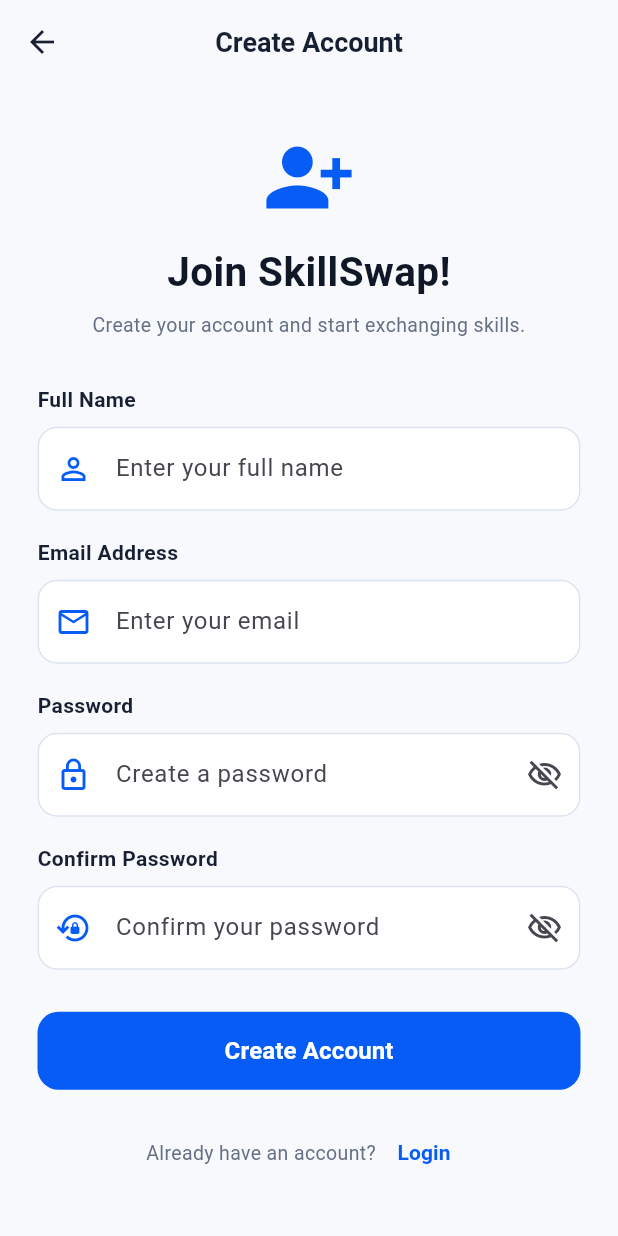
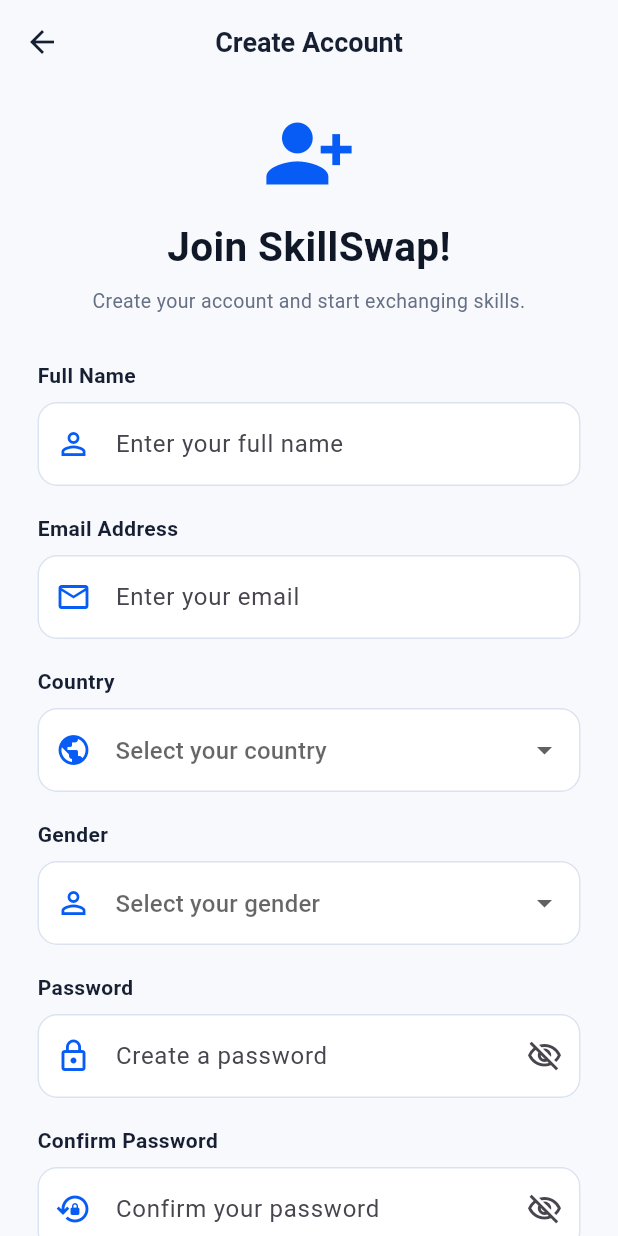
Before and after one commit to mdjahangir424/skillswap, a Flutter app: the SignupScreen screen opened directly, on a phone screen of 412 x 824 dp. Run offline on Flutter 3.47's test engine with Material 3 defaults, Android fonts, the phone set to English and light mode, and no system bars; our stand-ins replace cloud_firestore, firebase_auth, firebase_core, firebase_storage, image_picker; accounts and stored records are empty.

Commit message:
Update signup_screen.dart

```diff
--- a/lib/screens/signup_screen.dart
+++ b/lib/screens/signup_screen.dart
@@ -24,15 +24,88 @@ class _SignupScreenState extends State<SignupScreen> {
   bool _obscureConfirmPassword = true;
   bool _isLoading = false;
 
+  String? _selectedCountryCode;
+  String? _selectedGender;
+
   static const Color primaryBlue = Color(0xFF075CF5);
+
+  static const List<Map<String, String>> _countries = [
+    {'name': 'Bangladesh', 'code': 'BD'},
+    {'name': 'India', 'code': 'IN'},
+    {'name': 'Pakistan', 'code': 'PK'},
+    {'name': 'Nepal', 'code': 'NP'},
+    {'name': 'Sri Lanka', 'code': 'LK'},
+    {'name': 'United States', 'code': 'US'},
+    {'name': 'United Kingdom', 'code': 'GB'},
+    {'name': 'Canada', 'code': 'CA'},
+    {'name': 'Australia', 'code': 'AU'},
+    {'name': 'United Arab Emirates', 'code': 'AE'},
+    {'name': 'Saudi Arabia', 'code': 'SA'},
+    {'name': 'Qatar', 'code': 'QA'},
+    {'name': 'Kuwait', 'code': 'KW'},
+    {'name': 'Oman', 'code': 'OM'},
+    {'name': 'Malaysia', 'code': 'MY'},
+    {'name': 'Singapore', 'code': 'SG'},
+    {'name': 'Indonesia', 'code': 'ID'},
+    {'name': 'Japan', 'code': 'JP'},
+    {'name': 'China', 'code': 'CN'},
+    {'name': 'South Korea', 'code': 'KR'},
+    {'name': 'Turkey', 'code': 'TR'},
+    {'name': 'Germany', 'code': 'DE'},
+    {'name': 'France', 'code': 'FR'},
+    {'name': 'Italy', 'code': 'IT'},
+    {'name': 'Spain', 'code': 'ES'},
+    {'name': 'Netherlands', 'code': 'NL'},
+    {'name': 'South Africa', 'code': 'ZA'},
+    {'name': 'Nigeria', 'code': 'NG'},
+    {'name': 'Brazil', 'code': 'BR'},
+    {'name': 'Mexico', 'code': 'MX'},
+    {'name': 'New Zealand', 'code': 'NZ'},
+    {'name': 'Thailand', 'code': 'TH'},
+    {'name': 'Vietnam', 'code': 'VN'},
+    {'name': 'Philippines', 'code': 'PH'},
+    {'name': 'Ireland', 'code': 'IE'},
+    {'name': 'Sweden', 'code': 'SE'},
+    {'name': 'Switzerland', 'code': 'CH'},
+    {'name': 'Norway', 'code': 'NO'},
+    {'name': 'Russia', 'code': 'RU'},
+    {'name': 'Egypt', 'code': 'EG'},
+  ];
+
+  String _countryFlag(String countryCode) {
+    return countryCode.toUpperCase().codeUnits
+        .map((code) => String.fromCharCode(code + 127397))
+        .join();
+  }
+
+  String get _selectedCountryName {
+    final country = _countries.firstWhere(
+      (item) => item['code'] == _selectedCountryCode,
+      orElse: () => {'name': '', 'code': ''},
+    );
+    return country['name'] ?? '';
+  }
 
   Future<void> _signup() async {
     if (!_formKey.currentState!.validate()) return;
 
+    if (_selectedCountryCode == null) {
+      ScaffoldMessenger.of(context).showSnackBar(
+        const SnackBar(content: Text('Please select your country.')),
+      );
+      return;
+    }
+
+    if (_selectedGender == null) {
+      ScaffoldMessenger.of(context).showSnackBar(
+        const SnackBar(content: Text('Please select your gender.')),
+      );
+      return;
+    }
+
     setState(() => _isLoading = true);
 
     try {
-      // Step 1: Create Firebase Authentication account
       final credential =
           await FirebaseAuth.instance.createUserWithEmailAndPassword(
         email: _emailController.text.trim(),
@@ -47,13 +120,8 @@ class _SignupScreenState extends State<SignupScreen> {
 
       final userName = _nameController.text.trim();
 
-      // Step 2: Update Firebase Auth display name
       await user.updateDisplayName(userName);
 
-      // Step 3: Save user profile in Cloud Firestore
-      bool profileSaved = true;
-
-      try {
       await FirebaseFirestore.instance
           .collection('users')
           .doc(user.uid)
@@ -61,6 +129,9 @@ class _SignupScreenState extends State<SignupScreen> {
         'uid': user.uid,
         'name': userName,
         'email': _emailController.text.trim(),
+        'country': _selectedCountryName,
+        'countryCode': _selectedCountryCode,
+        'gender': _selectedGender,
         'bio': '',
         'photoUrl': '',
         'skillsOffered': [],
@@ -68,15 +139,9 @@ class _SignupScreenState extends State<SignupScreen> {
         'createdAt': FieldValue.serverTimestamp(),
         'updatedAt': FieldValue.serverTimestamp(),
       });
-      } catch (firestoreError) {
-        profileSaved = false;
-      }
 
       if (!mounted) return;
 
-      final messenger = ScaffoldMessenger.of(context);
-
-      // Step 4: Open the main app
       Navigator.pushAndRemoveUntil(
         context,
         MaterialPageRoute(
@@ -84,17 +149,6 @@ class _SignupScreenState extends State<SignupScreen> {
         ),
         (route) => false,
       );
-
-      if (!profileSaved) {
-        messenger.showSnackBar(
-          const SnackBar(
-            content: Text(
-              'Account created, but profile could not be saved. Please contact support.',
-            ),
-            duration: Duration(seconds: 5),
-          ),
-        );
-      }
     } on FirebaseAuthException catch (e) {
       if (!mounted) return;
 
@@ -125,7 +179,9 @@ class _SignupScreenState extends State<SignupScreen> {
 
       ScaffoldMessenger.of(context).showSnackBar(
         const SnackBar(
-          content: Text('Something went wrong. Please try again.'),
+          content: Text(
+            'Account could not be completed. Please try again.',
+          ),
         ),
       );
     } finally {
@@ -178,9 +234,7 @@ class _SignupScreenState extends State<SignupScreen> {
                     color: primaryBlue,
                     size: 62,
                   ),
-
                   const SizedBox(height: 12),
-
                   const Text(
                     'Join SkillSwap!',
                     textAlign: TextAlign.center,
@@ -190,9 +244,7 @@ class _SignupScreenState extends State<SignupScreen> {
                       color: Color(0xFF101828),
                     ),
                   ),
-
                   const SizedBox(height: 7),
-
                   const Text(
                     'Create your account and start exchanging skills.',
                     textAlign: TextAlign.center,
@@ -201,13 +253,10 @@ class _SignupScreenState extends State<SignupScreen> {
                       color: Color(0xFF667085),
                     ),
                   ),
-
                   const SizedBox(height: 30),
 
                   _fieldLabel('Full Name'),
-
                   const SizedBox(height: 8),
-
                   TextFormField(
                     controller: _nameController,
                     textCapitalization: TextCapitalization.words,
@@ -229,9 +278,7 @@ class _SignupScreenState extends State<SignupScreen> {
                   const SizedBox(height: 18),
 
                   _fieldLabel('Email Address'),
-
                   const SizedBox(height: 8),
-
                   TextFormField(
                     controller: _emailController,
                     keyboardType: TextInputType.emailAddress,
@@ -254,10 +301,76 @@ class _SignupScreenState extends State<SignupScreen> {
 
                   const SizedBox(height: 18),
 
+                  _fieldLabel('Country'),
+                  const SizedBox(height: 8),
+                  DropdownButtonFormField<String>(
+                    value: _selectedCountryCode,
+                    isExpanded: true,
+                    decoration: _inputDecoration(
+                      hint: 'Select your country',
+                      icon: Icons.public,
+                    ),
+                    items: _countries.map((country) {
+                      final code = country['code']!;
+                      return DropdownMenuItem<String>(
+                        value: code,
+                        child: Text(
+                          '${_countryFlag(code)}  ${country['name']}',
+                          overflow: TextOverflow.ellipsis,
+                        ),
+                      );
+                    }).toList(),
+                    onChanged: (value) {
+                      setState(() => _selectedCountryCode = value);
+                    },
+                    validator: (value) {
+                      if (value == null) {
+                        return 'Please select your country.';
+                      }
+                      return null;
+                    },
+                  ),
+
+                  const SizedBox(height: 18),
+
+                  _fieldLabel('Gender'),
+                  const SizedBox(height: 8),
+                  DropdownButtonFormField<String>(
+                    value: _selectedGender,
+                    isExpanded: true,
+                    decoration: _inputDecoration(
+                      hint: 'Select your gender',
+                      icon: Icons.person_outline,
+                    ),
+                    items: const [
+                      DropdownMenuItem(
+                        value: 'Male',
+                        child: Text('Male'),
+                      ),
+                      DropdownMenuItem(
+                        value: 'Female',
+                        child: Text('Female'),
+                      ),
+                      DropdownMenuItem(
+                        value: 'Prefer not to say',
+                        child: Text('Prefer not to say'),
+                      ),
+                    ],
+                    onChanged: (value) {
+                      setState(() => _selectedGender = value);
+                    },
+                    validator: (value) {
+                      if (value == null) {
+                        return 'Please select an option.';
+                      }
+                      return null;
+                    },
+                  ),
+
+                  const SizedBox(height: 18),
+
                   _fieldLabel('Password'),
-
                   const SizedBox(height: 8),
-
                   TextFormField(
                     controller: _passwordController,
                     obscureText: _obscurePassword,
@@ -292,9 +405,7 @@ class _SignupScreenState extends State<SignupScreen> {
                   const SizedBox(height: 18),
 
                   _fieldLabel('Confirm Password'),
-
                   const SizedBox(height: 8),
-
                   TextFormField(
                     controller: _confirmPasswordController,
                     obscureText: _obscureConfirmPassword,
```
Lines whose indentation alone changed are shown as unchanged.
